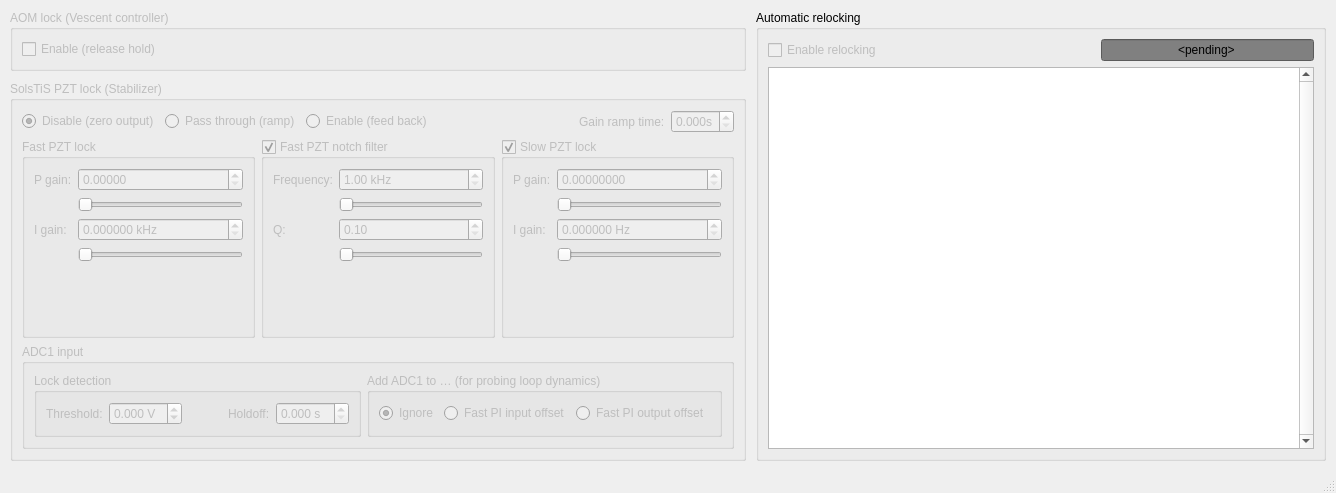
OxfordIonTrapGroup/stabilizer-ui, file l674_lock_ui/app.ui: the form before one commit.
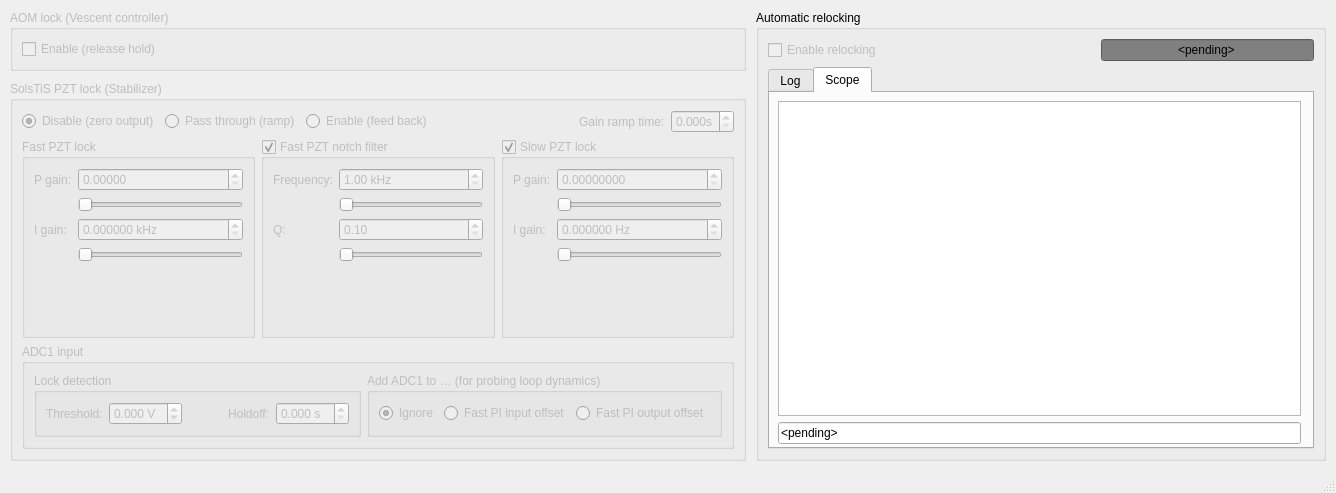
The form after the commit.

Commit message: UI: add tabs to switch between log and a graphics view

What changed in the file:
```diff
--- a/l674_lock_ui/app.ui
+++ b/l674_lock_ui/app.ui
@@ -635,13 +635,79 @@
         </layout>
        </item>
        <item>
-        <widget class="QTextEdit" name="logOutputText">
-         <property name="verticalScrollBarPolicy">
-          <enum>Qt::ScrollBarAlwaysOn</enum>
-         </property>
-         <property name="readOnly">
+        <widget class="QTabWidget" name="tabWidget">
+         <property name="enabled">
           <bool>true</bool>
          </property>
+         <property name="currentIndex">
+          <number>1</number>
+         </property>
+         <widget class="QWidget" name="tab_log">
+          <attribute name="title">
+           <string>Log</string>
+          </attribute>
+          <widget class="QTextEdit" name="logOutputText">
+           <property name="geometry">
+            <rect>
+             <x>0</x>
+             <y>0</y>
+             <width>545</width>
+             <height>361</height>
+            </rect>
+           </property>
+           <property name="verticalScrollBarPolicy">
+            <enum>Qt::ScrollBarAlwaysOn</enum>
+           </property>
+           <property name="readOnly">
+            <bool>true</bool>
+           </property>
+          </widget>
+         </widget>
+         <widget class="QWidget" name="tab_scope">
+          <attribute name="title">
+           <string>Scope</string>
+          </attribute>
+          <widget class="QWidget" name="verticalLayoutWidget">
+           <property name="geometry">
+            <rect>
+             <x>-1</x>
+             <y>-1</y>
+             <width>541</width>
+             <height>361</height>
+            </rect>
+           </property>
+           <layout class="QVBoxLayout" name="verticalLayout_5">
+            <property name="leftMargin">
+             <number>9</number>
+            </property>
+            <property name="topMargin">
+             <number>9</number>
+            </property>
+            <property name="rightMargin">
+             <number>9</number>
+            </property>
+            <property name="bottomMargin">
+             <number>9</number>
+            </property>
+            <item>
+             <widget class="QGraphicsView" name="scopeGraphicsView"/>
+            </item>
+            <item>
+             <widget class="QLineEdit" name="lineEdit">
+              <property name="text">
+               <string>&lt;pending&gt;</string>
+              </property>
+              <property name="alignment">
+               <set>Qt::AlignLeading|Qt::AlignLeft|Qt::AlignVCenter</set>
+              </property>
+              <property name="readOnly">
+               <bool>true</bool>
+              </property>
+             </widget>
+            </item>
+           </layout>
+          </widget>
+         </widget>
         </widget>
        </item>
       </layout>
```
